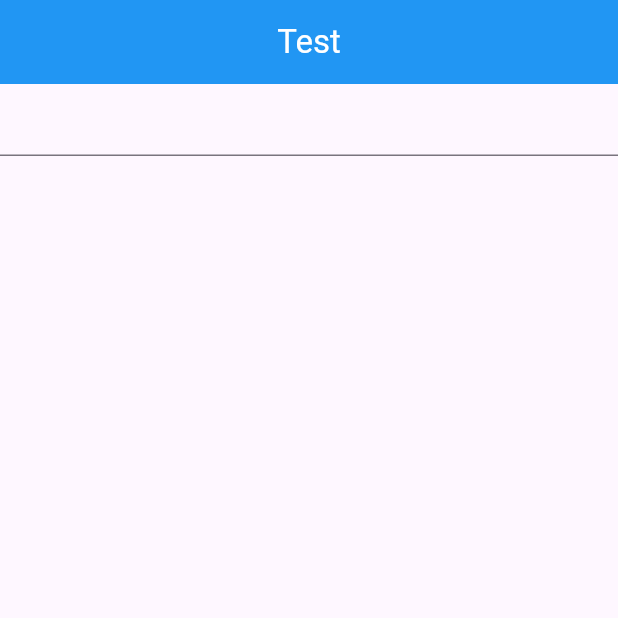
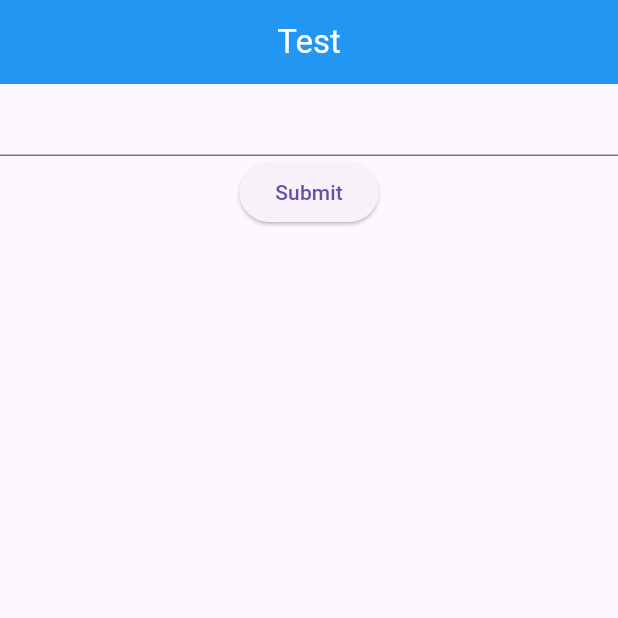
Before and after one commit to nongsang/Flutter-Study, a Flutter app: the screen it shows after launch, on a phone screen of 412 x 824 dp, the top half of it. Run offline on Flutter 3.47's test engine with Material 3 defaults, Android fonts, the phone set to English and light mode, and no system bars.

Commit message:
TextEditingController 추가

```diff
--- a/text_field/lib/main.dart
+++ b/text_field/lib/main.dart
@@ -18,11 +18,38 @@ class MyApp extends StatelessWidget {
           centerTitle: true,
         ),
 
-        body: TextField(
-          style: TextStyle(fontSize: 15),
-          textAlign: TextAlign.center,
-        ),
+        body: TestScreen()
       ),
     );
   }
 }
+
+class TestScreen extends StatefulWidget {
+  @override
+  State<StatefulWidget> createState() {
+    return TestState();
+  }
+}
+
+class TestState extends State<TestScreen> {
+  final controller = TextEditingController(); // 텍스트 필드에 입력된 데이터를 저장할 수 있는 컨트롤러
+
+  @override
+  Widget build(BuildContext context) {
+    return Column(
+      children: [
+        TextField(
+          style: TextStyle(fontSize: 15),
+          controller: controller, // 텍스트 필드에 입력한 데이터를 저장할 컨트롤러 등록
+        ),
+
+        ElevatedButton(
+          child: Text('Submit'),
+          onPressed: (){
+            print('submit : ${controller.text}'); // 컨트롤러에 저장된 데이터 출력
+          },
+        )
+      ],
+    );
+  }
+}
```
